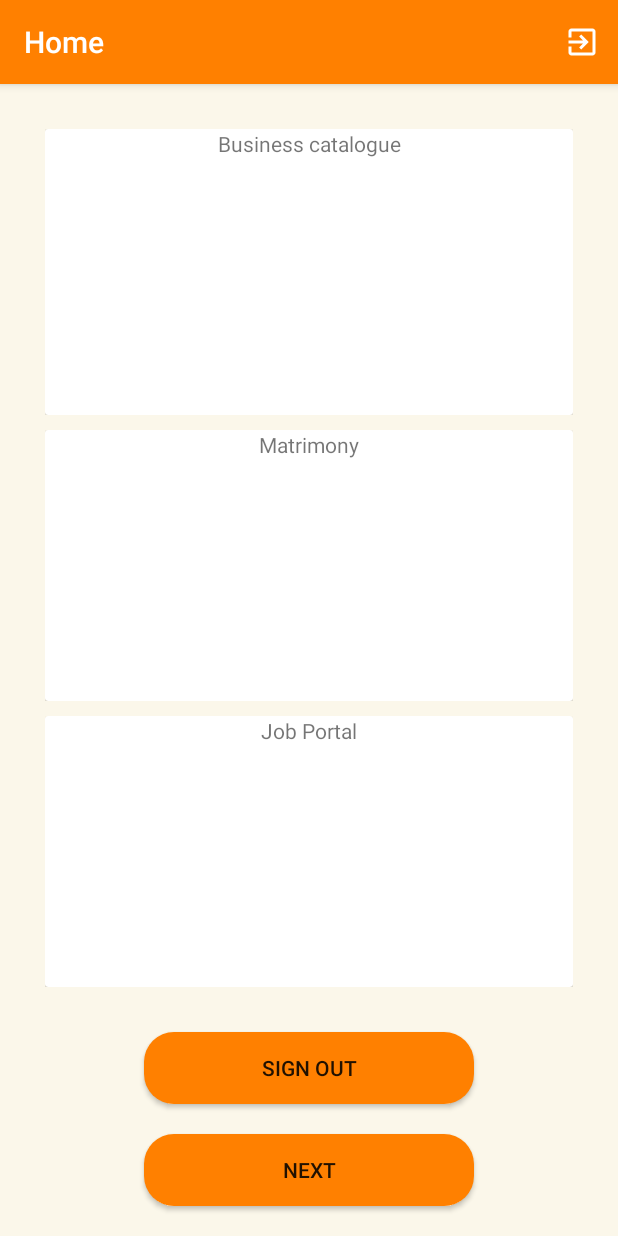
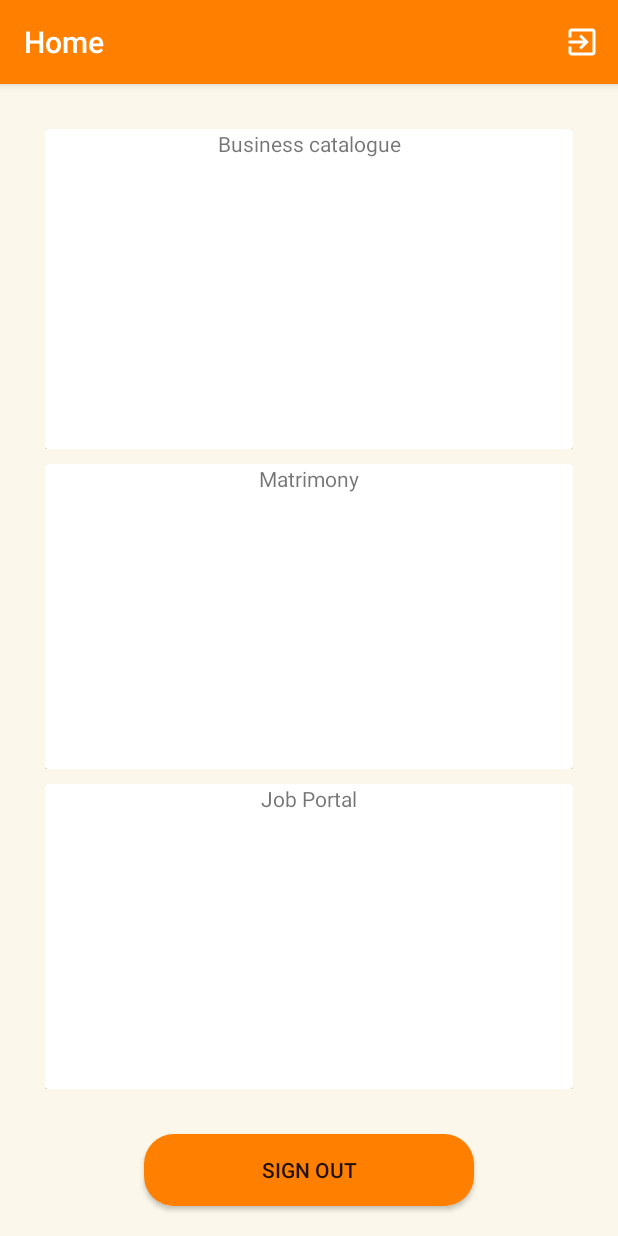
Before and after one commit to ACselvan/acselvan1, an Android app: the Main2Activity screen opened directly, with no data from a screen before it, on a phone screen of 412 x 824 dp. Run offline under Robolectric (Android 15) with nearby library versions, the phone set to English and light mode, and no system bars; our stand-ins replace Firebase (no records; nobody signed in at launch, a user with empty details on screens opened directly), Picasso; libraries missing offline, so code that uses them is left out: com.viewpagerindicator; pictures from the network do not load.

Commit message:
23/06/2020

```diff
--- a/app/src/main/java/com/e/myapplication/Main2Activity.java
+++ b/app/src/main/java/com/e/myapplication/Main2Activity.java
@@ -76,7 +76,7 @@ Button signout,date,next;
         matrimony_image = findViewById(R.id.marriage_image);
         Business_image = findViewById(R.id.busiess_catelogue_image);
         job_image = findViewById(R.id.job_image);
-        next = findViewById(R.id.next);
+
         slideLists = new ArrayList<>();
         sharedPreferences = getSharedPreferences("alreadylogged", Context.MODE_PRIVATE);
         a1 = sharedPreferences.getString("phonenumber", "");
@@ -114,13 +114,7 @@ Button signout,date,next;
 
             }
         });
-        next.setOnClickListener(new View.OnClickListener() {
-            @Override
-            public void onClick(View view) {
-                Intent i1=new Intent(Main2Activity.this,Matrimony_info_demo.class);
-                startActivity(i1);
-            }
-        });
+
         matrimony_linear.setOnClickListener(new View.OnClickListener() {
             @Override
             public void onClick(View v) {
--- a/app/src/main/res/layout/activity_main2.xml
+++ b/app/src/main/res/layout/activity_main2.xml
@@ -152,14 +152,7 @@ android:layout_weight="2"
             android:layout_gravity="center"
             android:layout_marginBottom="20dp"
             android:background="@drawable/button"/>
-    <Button
-        android:id="@+id/next"
-        android:layout_width="220dp"
-        android:layout_height="wrap_content"
-        android:text="next"
-        android:layout_gravity="center"
-        android:layout_marginBottom="20dp"
-        android:background="@drawable/button"/>
+
 
 
 </LinearLayout>
```
